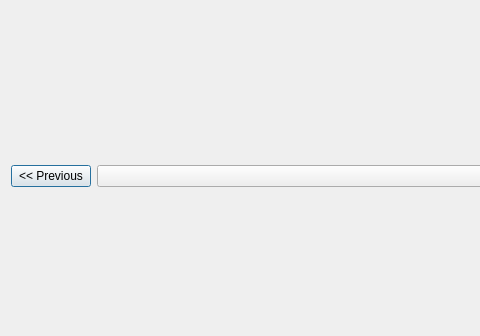
The window that reviewdialog.ui (t123yh/Memorized) describes before a commit, drawn with Qt 5; both pictures show x 0 to 480 and y 0 to 336 of the 733 by 536 pixel window.
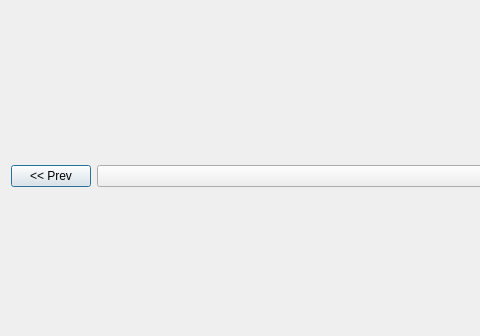
The same window after the commit.

Commit message: Previous -> Prev

```diff
--- a/reviewdialog.ui
+++ b/reviewdialog.ui
@@ -19,7 +19,7 @@
      <item>
       <widget class="QPushButton" name="btn_Prev">
        <property name="text">
-        <string>&lt;&lt; Previous</string>
+        <string>&lt;&lt; Prev</string>
        </property>
        <property name="checkable">
         <bool>false</bool>
```
